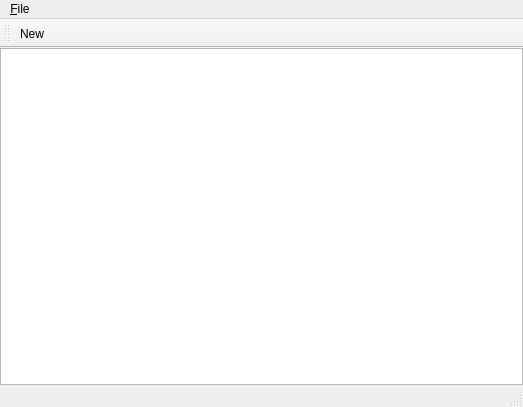
This is mainwindow.ui in OrionFOTL/QtTextEditor as Qt 5 draws it before an edit. The edited form follows.
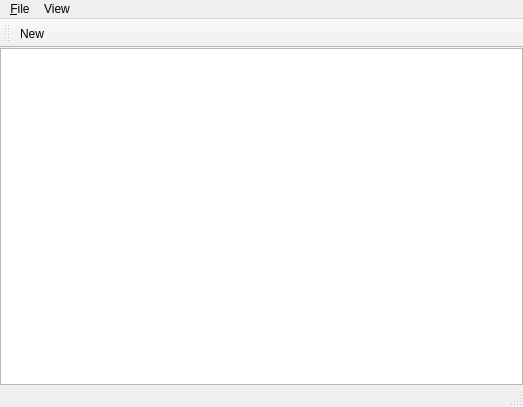
This is the edited form. Icons and pictures are not drawn.

Commit message: Added font dialog

```diff
--- a/mainwindow.ui
+++ b/mainwindow.ui
@@ -61,7 +61,14 @@
     <addaction name="separator"/>
     <addaction name="actionExit"/>
    </widget>
+   <widget class="QMenu" name="menuView">
+    <property name="title">
+     <string>View</string>
+    </property>
+    <addaction name="actionSelectFont"/>
+   </widget>
    <addaction name="menuFile"/>
+   <addaction name="menuView"/>
   </widget>
   <widget class="QToolBar" name="mainToolBar">
    <attribute name="toolBarArea">
```
Left out of the diff: 8 changed lines with no effect on the pictures. The commit also changes 3 other files.
